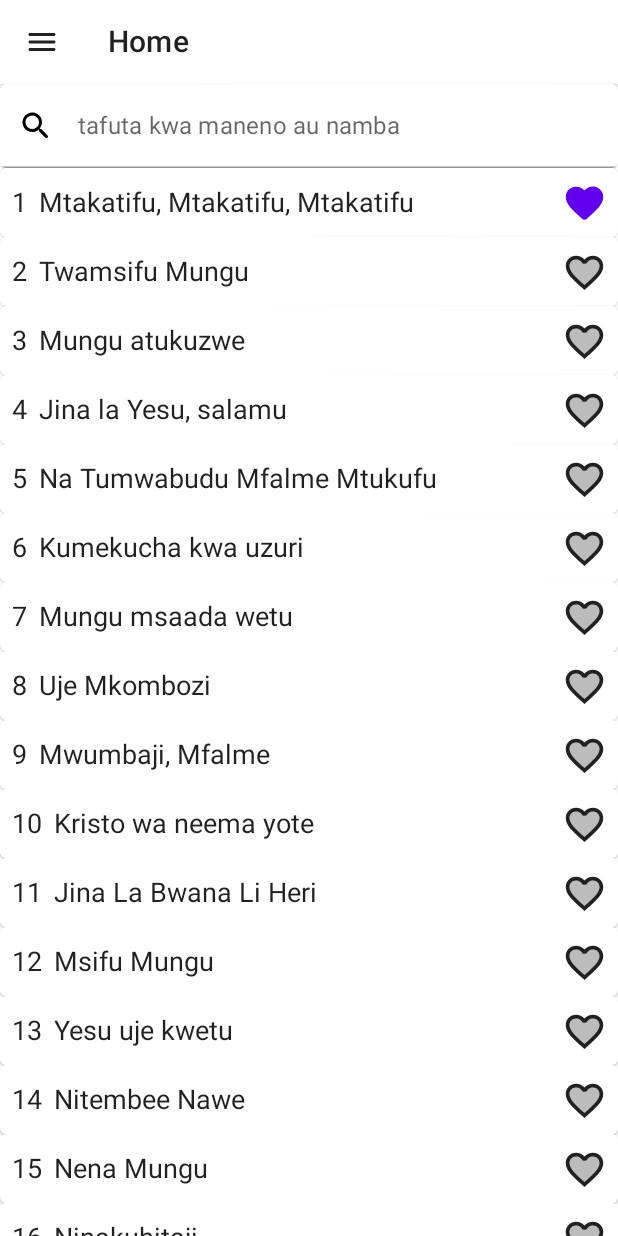
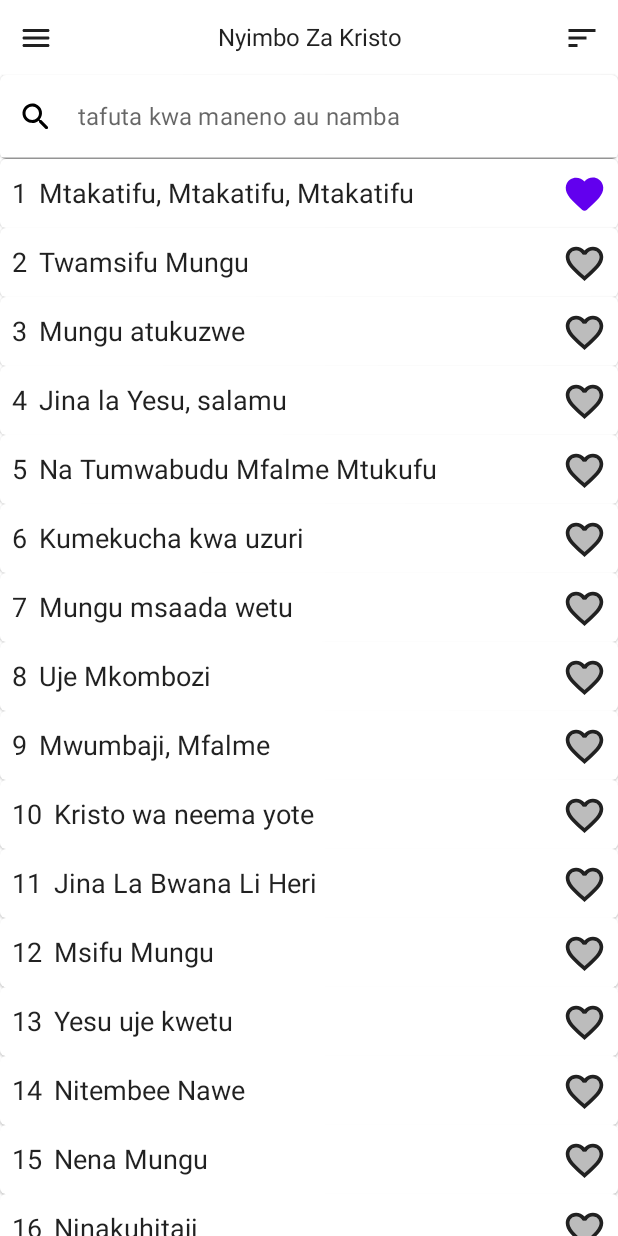
Before and after one commit to mwihechi/NyimboZaKristo, an Android app built with Jetpack Compose: the screen it shows after launch (MainActivity), after a tap on "Unliked Song", on a phone screen of 412 x 824 dp. Run offline under Robolectric (Android 15) with nearby library versions, the phone set to English and light mode, and no system bars; our stand-ins replace Dagger/Hilt's generated code, Room's generated code, livedata-compose.

Commit message:
base application

```diff
--- a/app/src/main/java/com/tansoften/nyimbozakristo/Drawer.kt
+++ b/app/src/main/java/com/tansoften/nyimbozakristo/Drawer.kt
@@ -15,7 +15,6 @@ import androidx.compose.ui.unit.dp
 
 
 const val VERSE_ARGUMENT_KEY = "currentPage"
-const val VERSE_ARGUMENT_KEY2 = "noPage"
 
 sealed class DrawerScreens(
     val route: String,
--- a/app/src/main/java/com/tansoften/nyimbozakristo/TopBar.kt
+++ b/app/src/main/java/com/tansoften/nyimbozakristo/TopBar.kt
@@ -1,11 +1,8 @@
 package com.tansoften.nyimbozakristo
 
 import androidx.compose.material.*
-import androidx.compose.material.icons.Icons
-import androidx.compose.material.icons.rounded.MoreVert
 import androidx.compose.runtime.Composable
 import androidx.compose.ui.graphics.vector.ImageVector
-import com.tansoften.nyimbozakristo.model.SongsViewModel
 
 @Composable
 fun TopBar(
@@ -20,7 +17,7 @@ fun TopBar(
             )
         },
         navigationIcon = {
-            IconButton(onClick = { onButtonClicked() } ) {
+            IconButton(onClick = { onButtonClicked() }) {
                 Icon(buttonIcon, contentDescription = "")
             }
         },
--- a/app/src/main/java/com/tansoften/nyimbozakristo/model/SongsViewModel.kt
+++ b/app/src/main/java/com/tansoften/nyimbozakristo/model/SongsViewModel.kt
@@ -4,10 +4,10 @@ package com.tansoften.nyimbozakristo.model
 import androidx.lifecycle.ViewModel
 import androidx.lifecycle.asLiveData
 import androidx.lifecycle.viewModelScope
+import com.tansoften.nyimbozakristo.item.Songs
 import com.tansoften.nyimbozakristo.storage.NyimboDb
 import com.tansoften.nyimbozakristo.storage.PreferencesManager
 import com.tansoften.nyimbozakristo.storage.SortOrder
-import com.tansoften.nyimbozakristo.item.Songs
 import dagger.hilt.android.lifecycle.HiltViewModel
 import kotlinx.coroutines.flow.MutableStateFlow
 import kotlinx.coroutines.flow.combine
@@ -23,7 +23,8 @@ class SongsViewModel @Inject constructor(
 ) : ViewModel() {
 
     val searchQuery = MutableStateFlow("")
-    private val sortOrderPreferences = preferencesManager.preferencesFlow
+    val sortOrderPreferences = preferencesManager.preferencesFlow
+
 
     private val songFlow = combine(
         searchQuery,
@@ -38,6 +39,7 @@ class SongsViewModel @Inject constructor(
     fun sortOrderSelected(sortOrder: SortOrder) = viewModelScope.launch {
         preferencesManager.updateSortOrder(sortOrder)
     }
+
 
     fun onLikeChecked(song: Songs) = viewModelScope.launch {
         when (song.like) {
@@ -60,8 +62,5 @@ class SongsViewModel @Inject constructor(
             db.songsDao().getAllVerse(filterPreferences.sortOrder)
         }
 
-
     val verses = versesFlow.asLiveData()
-
-
 }
--- a/app/src/main/java/com/tansoften/nyimbozakristo/screen/AboutScreen.kt
+++ b/app/src/main/java/com/tansoften/nyimbozakristo/screen/AboutScreen.kt
@@ -1,17 +1,17 @@
 package com.tansoften.nyimbozakristo.screen
 
+import androidx.compose.foundation.clickable
 import androidx.compose.foundation.layout.Box
 import androidx.compose.foundation.layout.fillMaxSize
 import androidx.compose.material.Text
 import androidx.compose.runtime.Composable
 import androidx.compose.ui.Alignment
 import androidx.compose.ui.Modifier
-import androidx.compose.ui.tooling.preview.Preview
 import androidx.navigation.NavController
 
 @Composable
 fun AboutScreen(navController: NavController) {
     Box(modifier = Modifier.fillMaxSize(), contentAlignment = Alignment.Center) {
-        Text(text = "About Screen")
+        Text(text = "About Screen", modifier = Modifier.clickable { navController.popBackStack() })
     }
 }
--- a/app/src/main/java/com/tansoften/nyimbozakristo/screen/AllSongScreen.kt
+++ b/app/src/main/java/com/tansoften/nyimbozakristo/screen/AllSongScreen.kt
@@ -8,6 +8,8 @@ import androidx.compose.foundation.shape.CircleShape
 import androidx.compose.foundation.text.KeyboardOptions
 import androidx.compose.material.*
 import androidx.compose.material.icons.Icons
+import androidx.compose.material.icons.filled.Sort
+import androidx.compose.material.icons.filled.SortByAlpha
 import androidx.compose.material.icons.rounded.Clear
 import androidx.compose.material.icons.rounded.Favorite
 import androidx.compose.material.icons.rounded.Menu
@@ -29,11 +31,12 @@ import androidx.compose.ui.text.style.TextOverflow
 import androidx.compose.ui.unit.dp
 import androidx.compose.ui.unit.sp
 import androidx.hilt.navigation.compose.hiltViewModel
+import androidx.lifecycle.asLiveData
 import androidx.navigation.NavHostController
 import com.tansoften.nyimbozakristo.DrawerScreens
-import com.tansoften.nyimbozakristo.TopBar
 import com.tansoften.nyimbozakristo.item.Songs
 import com.tansoften.nyimbozakristo.model.SongsViewModel
+import com.tansoften.nyimbozakristo.storage.SortOrder
 
 
 @Composable
@@ -45,11 +48,8 @@ fun AllSongsScreen(
     val songs = viewModel.songs.observeAsState().value
 
     Column(modifier = Modifier.fillMaxSize()) {
-        TopBar(
-            title = "Home",
-            buttonIcon = Icons.Rounded.Menu,
-            onButtonClicked = { openDrawer() }
-        )
+        AppBarAllSong(onButtonClicked = { openDrawer() }, viewModel = viewModel)
+
         SearchViewText(viewModel = viewModel)
         if (!songs.isNullOrEmpty()) {
             LazyColumn(
@@ -57,6 +57,45 @@ fun AllSongsScreen(
             ) {
                 items(songs) { song ->
                     SongsCard(song = song, viewModel = viewModel, navController)
+                }
+            }
+        }
+    }
+}
+
+@Composable
+fun AppBarAllSong(
+    onButtonClicked: () -> Unit,
+    viewModel: SongsViewModel
+) {
+
+    val sortOrderPreference = viewModel.sortOrderPreferences.asLiveData().observeAsState().value
+
+    Row(
+        verticalAlignment = Alignment.CenterVertically,
+        horizontalArrangement = Arrangement.SpaceBetween,
+        modifier = Modifier
+            .requiredHeight(50.dp)
+            .fillMaxSize()
+    ) {
+        IconButton(onClick = {
+            onButtonClicked()
+        }) {
+            Icon(Icons.Rounded.Menu, "Menu")
+        }
+
+        Text(text = "Nyimbo Za Kristo", textAlign = TextAlign.Center)
+
+        if (sortOrderPreference != null) {
+            IconButton(onClick = {
+                when (sortOrderPreference.sortOrder) {
+                    SortOrder.BY_NUMBER -> viewModel.sortOrderSelected(SortOrder.BY_NAME)
+                    SortOrder.BY_NAME -> viewModel.sortOrderSelected(SortOrder.BY_NUMBER)
+                }
+            }) {
+                when (sortOrderPreference.sortOrder) {
+                    SortOrder.BY_NUMBER -> Icon(Icons.Default.Sort, "Sort")
+                    SortOrder.BY_NAME -> Icon(Icons.Filled.SortByAlpha, "Sort by alpha")
                 }
             }
         }
@@ -76,28 +115,22 @@ fun SongsCard(song: Songs, viewModel: SongsViewModel, navController: NavHostCont
         Row(
             verticalAlignment = Alignment.CenterVertically,
             horizontalArrangement = Arrangement.Center, modifier = Modifier
-                .fillMaxSize().padding(8.dp)
+                .fillMaxSize()
+                .padding(8.dp)
         ) {
-
-           /* Surface(
-                modifier = Modifier
-                    .size(35.dp),
-                shape = CircleShape,
-                color = MaterialTheme.colors.onSurface.copy(alpha = 0.2f)
-            ) {*/
-                Text(
-                    text = song.songs_id.toString(),
-                    fontSize = 18.sp,
-                    textAlign = TextAlign.Center
-                )
-           // }
-
+            Text(
+                text = song.songs_id.toString(),
+                fontSize = 18.sp,
+                textAlign = TextAlign.Center
+            )
             Text(
                 text = song.title,
                 fontSize = 18.sp,
                 maxLines = 1,
                 overflow = TextOverflow.Ellipsis,
-                modifier = Modifier.weight(1f).padding(start = 8.dp)
+                modifier = Modifier
+                    .weight(1f)
+                    .padding(start = 8.dp)
             )
 
             Surface(
--- a/app/src/main/java/com/tansoften/nyimbozakristo/screen/SettingScreen.kt
+++ b/app/src/main/java/com/tansoften/nyimbozakristo/screen/SettingScreen.kt
@@ -1,17 +1,17 @@
 package com.tansoften.nyimbozakristo.screen
 
+import androidx.compose.foundation.clickable
 import androidx.compose.foundation.layout.Box
 import androidx.compose.foundation.layout.fillMaxSize
 import androidx.compose.material.Text
 import androidx.compose.runtime.Composable
 import androidx.compose.ui.Alignment
 import androidx.compose.ui.Modifier
-import androidx.compose.ui.tooling.preview.Preview
 import androidx.navigation.NavController
 
 @Composable
 fun SettingScreen(navController: NavController) {
     Box(modifier = Modifier.fillMaxSize(), contentAlignment = Alignment.Center){
-        Text(text = "Setting Screen")
+        Text(text = "Setting Screen", modifier = Modifier.clickable { navController.popBackStack() })
     }
 }
```
Also changed, not shown: app/build.gradle (+7 -0 lines), app/src/main/java/com/tansoften/nyimbozakristo/screen/VerseScreen.kt (+2 -10 lines), 1 other file.
